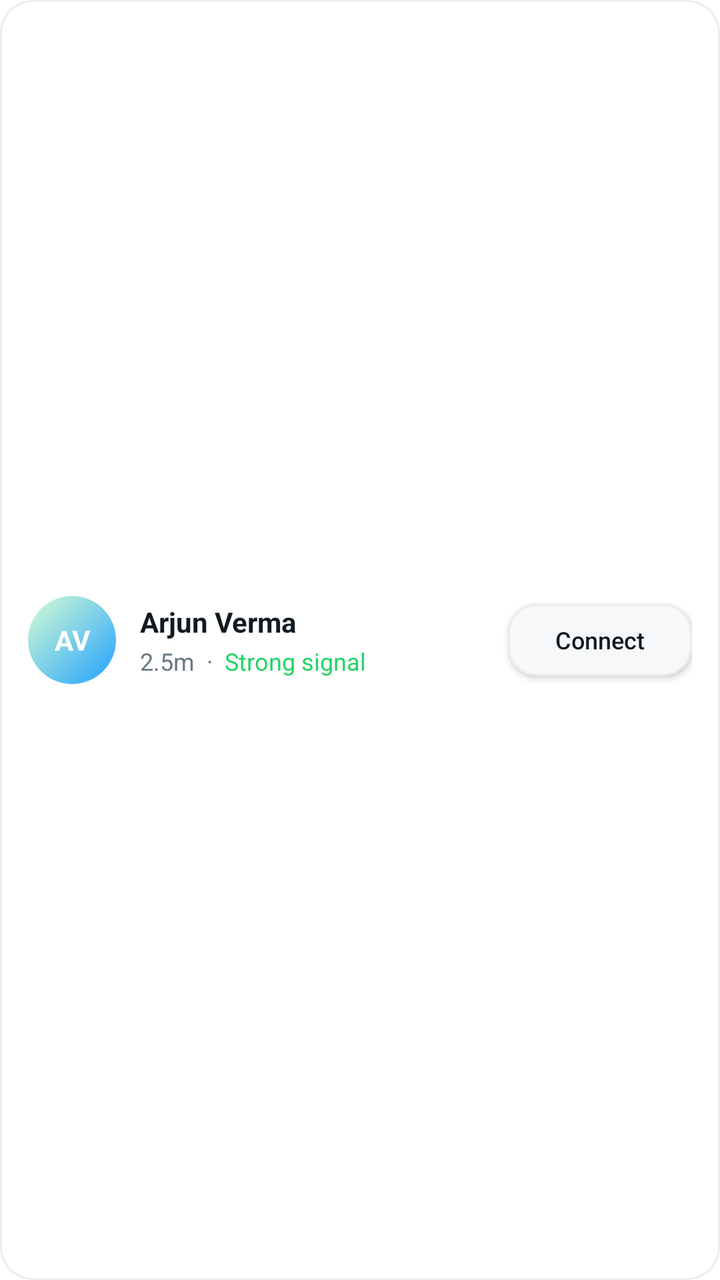
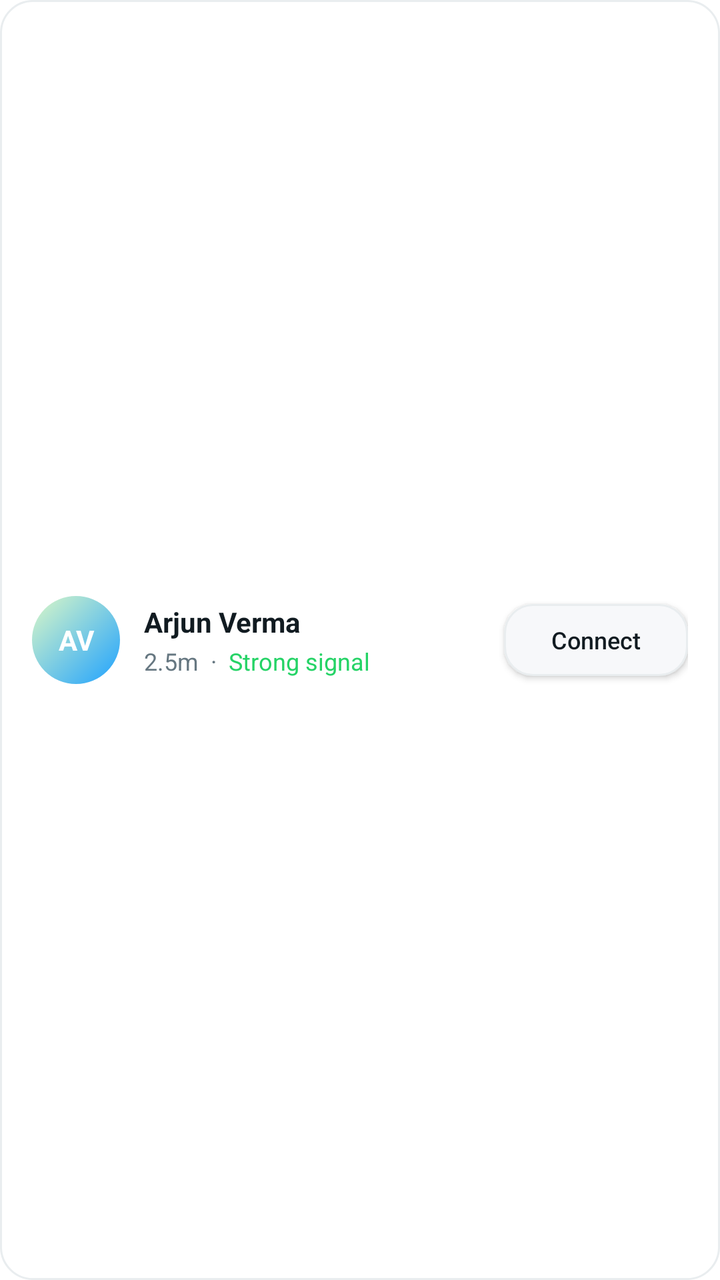

Two renders of the same Android screen: before a commit and after it. Below are the layout's source before the change and the commit's diff.
<!-- AndroidManifest.xml: application theme Theme.TharMesh -->
<!-- res/layout/item_device_full.xml -->
<?xml version="1.0" encoding="utf-8"?>
<LinearLayout xmlns:android="http://schemas.android.com/apk/res/android"
    android:layout_width="match_parent"
    android:layout_height="wrap_content"
    android:background="@drawable/bg_card_glass"
    android:gravity="center_vertical"
    android:layout_marginBottom="10dp"
    android:minHeight="72dp"
    android:orientation="horizontal"
    android:paddingStart="14dp"
    android:paddingEnd="14dp"
    android:paddingTop="14dp"
    android:paddingBottom="14dp">

    <TextView
        android:id="@+id/device_avatar"
        android:layout_width="44dp"
        android:layout_height="44dp"
        android:background="@drawable/bg_avatar"
        android:gravity="center"
        android:text="AV"
        android:textColor="@android:color/white"
        android:textStyle="bold" />

    <LinearLayout
        android:layout_width="0dp"
        android:layout_height="wrap_content"
        android:layout_marginStart="12dp"
        android:layout_weight="1"
        android:orientation="vertical">

        <TextView
            android:id="@+id/device_name"
            style="@style/Text.Body"
            android:layout_width="wrap_content"
            android:layout_height="wrap_content"
            android:textStyle="bold"
            android:text="Arjun Verma" />

        <LinearLayout
            android:layout_width="wrap_content"
            android:layout_height="wrap_content"
            android:layout_marginTop="2dp"
            android:orientation="horizontal">

            <TextView
                android:id="@+id/device_distance"
                style="@style/Text.Caption"
                android:layout_width="wrap_content"
                android:layout_height="wrap_content"
                android:text="2.5m" />

            <TextView
                style="@style/Text.Caption"
                android:layout_width="wrap_content"
                android:layout_height="wrap_content"
                android:layout_marginStart="6dp"
                android:layout_marginEnd="6dp"
                android:text="·" />

            <TextView
                android:id="@+id/device_quality"
                style="@style/Text.Caption"
                android:layout_width="wrap_content"
                android:layout_height="wrap_content"
                android:textColor="?attr/tmNeonGreen"
                android:text="Strong signal" />
        </LinearLayout>
    </LinearLayout>

    <Button
        android:id="@+id/device_connect"
        style="@style/TmButton.Ghost"
        android:layout_width="wrap_content"
        android:layout_height="36dp"
        android:minWidth="92dp"
        android:text="@string/devices_connect"
        android:textSize="12sp" />
</LinearLayout>
<!-- resources referenced by this layout -->
<resources>
  <!-- drawable bg_avatar (drawable) -->
  <?xml version="1.0" encoding="utf-8"?>
  <shape xmlns:android="http://schemas.android.com/apk/res/android" android:shape="oval">
      <gradient
          android:type="linear"
          android:angle="135"
          android:startColor="?attr/tmNeonCyan"
          android:endColor="?attr/tmBubbleMeEnd" />
  </shape>
  <!-- drawable bg_card_glass (drawable) -->
  <?xml version="1.0" encoding="utf-8"?>
  <shape xmlns:android="http://schemas.android.com/apk/res/android"
      android:shape="rectangle">
      <solid android:color="?attr/tmSurface" />
      <stroke android:width="1dp" android:color="?attr/tmStroke" />
      <corners android:radius="16dp" />
  </shape>
  <string name="devices_connect">Connect</string>
  <style name="Text.Body" parent="TextAppearance.AppCompat">
          <item name="android:textColor">?attr/tmTextPrimary</item>
          <item name="android:textSize">14sp</item>
      </style>
  <style name="Text.Caption" parent="TextAppearance.AppCompat">
          <item name="android:textColor">?attr/tmTextSecondary</item>
          <item name="android:textSize">12sp</item>
      </style>
  <style name="TmButton.Ghost" parent="Widget.AppCompat.Button">
          <item name="android:background">@drawable/bg_button_ghost</item>
          <item name="android:textColor">?attr/tmTextPrimary</item>
          <item name="android:textAllCaps">false</item>
          <item name="android:minHeight">48dp</item>
      </style>
  <!-- drawable bg_button_ghost (drawable) -->
  <?xml version="1.0" encoding="utf-8"?>
  <shape xmlns:android="http://schemas.android.com/apk/res/android"
      android:shape="rectangle">
      <solid android:color="?attr/tmSurface2" />
      <stroke android:width="1dp" android:color="?attr/tmStroke" />
      <corners android:radius="14dp" />
  </shape>
  <color name="tm_light_neon_green">#25D366</color>
  <color name="tm_light_neon_green_dim">#D9FDD3</color>
  <color name="tm_light_bg">#FFFFFF</color>
  <color name="tm_light_neon_cyan">#1FA2FF</color>
  <color name="tm_light_neon_cyan_dim">#D6ECFF</color>
  <color name="tm_light_surface">#FFFFFF</color>
  <color name="tm_light_text_primary">#111B21</color>
  <color name="tm_light_text_secondary">#667781</color>
  <color name="tm_light_bg_2">#F7F8FA</color>
  <color name="tm_light_surface_2">#F7F8FA</color>
  <color name="tm_light_surface_glass">#FFFFFF</color>
  <color name="tm_light_stroke">#E9EDEF</color>
  <color name="tm_light_stroke_soft">#F0F2F5</color>
  <color name="tm_light_text_muted">#8696A0</color>
  <color name="tm_light_desert_amber">#F09D38</color>
  <color name="tm_light_danger">#E53935</color>
  <color name="tm_light_danger_dim">#FBE9E7</color>
  <color name="tm_light_warning">#F09D38</color>
  <color name="tm_light_bubble_me_start">#D9FDD3</color>
  <color name="tm_light_bubble_me_end">#D9FDD3</color>
  <color name="tm_light_bubble_peer">#FFFFFF</color>
  <color name="tm_light_bubble_text_me">#111B21</color>
  <color name="tm_light_bubble_text_peer">#111B21</color>
  <color name="tm_light_tick_read">#53BDEB</color>
  <color name="tm_light_tick_default">#8696A0</color>
  <color name="tm_light_unread_badge">#25D366</color>
  <color name="tm_light_unread_badge_text">#FFFFFF</color>
  <color name="tm_light_gradient_top">#FFFFFF</color>
  <color name="tm_light_gradient_bottom">#FFFFFF</color>
  <color name="tm_light_glow_cyan_20">#331FA2FF</color>
  <color name="tm_light_glow_green_20">#3325D366</color>
  <color name="tm_light_glow_danger_20">#33E53935</color>
  <color name="tm_light_search_fill">#F0F2F5</color>
  <!-- unchanged entries left out for length: 1 -->
</resources>

<!-- the commit's change to res/layout/item_device_full.xml (unified diff, before → after) -->
@@ -3,14 +3,15 @@
     android:layout_width="match_parent"
     android:layout_height="wrap_content"
     android:background="@drawable/bg_card_glass"
+    android:foreground="?attr/selectableItemBackground"
     android:gravity="center_vertical"
-    android:layout_marginBottom="10dp"
-    android:minHeight="72dp"
+    android:layout_marginBottom="@dimen/tm_space_s"
+    android:minHeight="@dimen/tm_row_min_height"
     android:orientation="horizontal"
-    android:paddingStart="14dp"
-    android:paddingEnd="14dp"
-    android:paddingTop="14dp"
-    android:paddingBottom="14dp">
+    android:paddingStart="@dimen/tm_space_l"
+    android:paddingEnd="@dimen/tm_space_l"
+    android:paddingTop="@dimen/tm_space_l"
+    android:paddingBottom="@dimen/tm_space_l">
 
     <TextView
         android:id="@+id/device_avatar"
<!-- resource entries referenced after the edit -->
@@ -1,5 +1,8 @@
 <!-- resources referenced by this layout -->
 <resources>
+  <dimen name="tm_row_min_height">72dp</dimen>
+  <dimen name="tm_space_l">16dp</dimen>
+  <dimen name="tm_space_s">8dp</dimen>
   <!-- drawable bg_avatar (drawable) -->
   <?xml version="1.0" encoding="utf-8"?>
   <shape xmlns:android="http://schemas.android.com/apk/res/android" android:shape="oval">
@@ -58,13 +61,13 @@
   <color name="tm_light_danger">#E53935</color>
   <color name="tm_light_danger_dim">#FBE9E7</color>
   <color name="tm_light_warning">#F09D38</color>
-  <color name="tm_light_bubble_me_start">#D9FDD3</color>
-  <color name="tm_light_bubble_me_end">#D9FDD3</color>
+  <color name="tm_light_bubble_me_start">#DCF8C6</color>
+  <color name="tm_light_bubble_me_end">#DCF8C6</color>
   <color name="tm_light_bubble_peer">#FFFFFF</color>
   <color name="tm_light_bubble_text_me">#111B21</color>
   <color name="tm_light_bubble_text_peer">#111B21</color>
-  <color name="tm_light_tick_read">#53BDEB</color>
-  <color name="tm_light_tick_default">#8696A0</color>
+  <color name="tm_light_tick_read">#34B7F1</color>
+  <color name="tm_light_tick_default">#667781</color>
   <color name="tm_light_unread_badge">#25D366</color>
   <color name="tm_light_unread_badge_text">#FFFFFF</color>
   <color name="tm_light_gradient_top">#FFFFFF</color>
